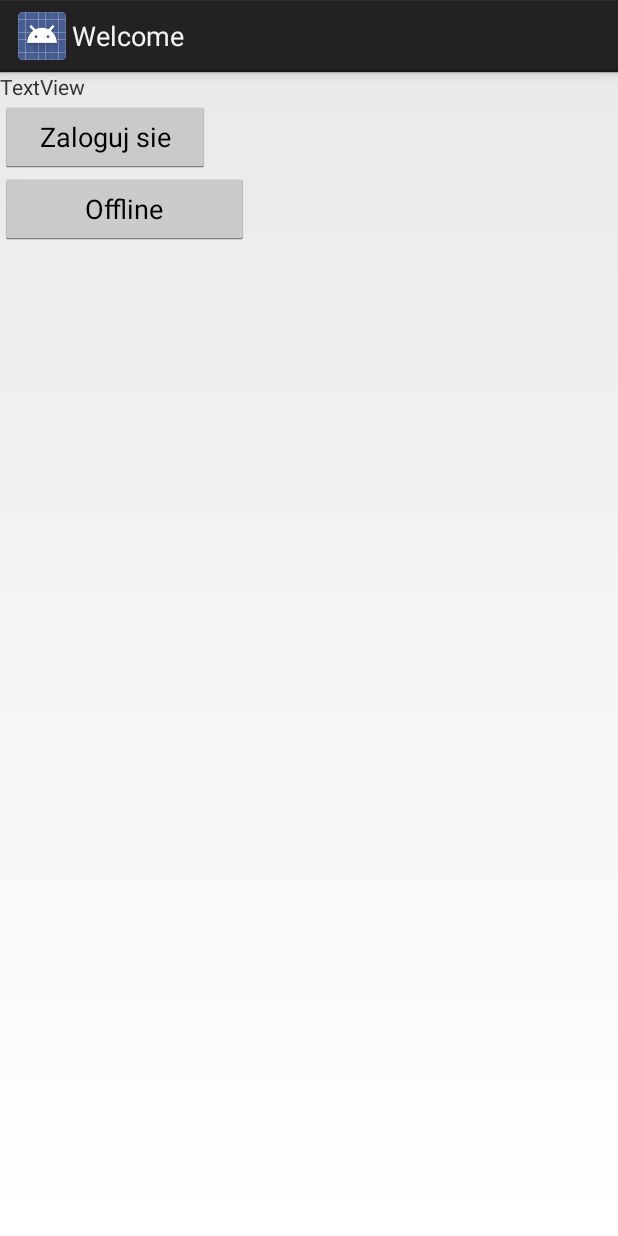
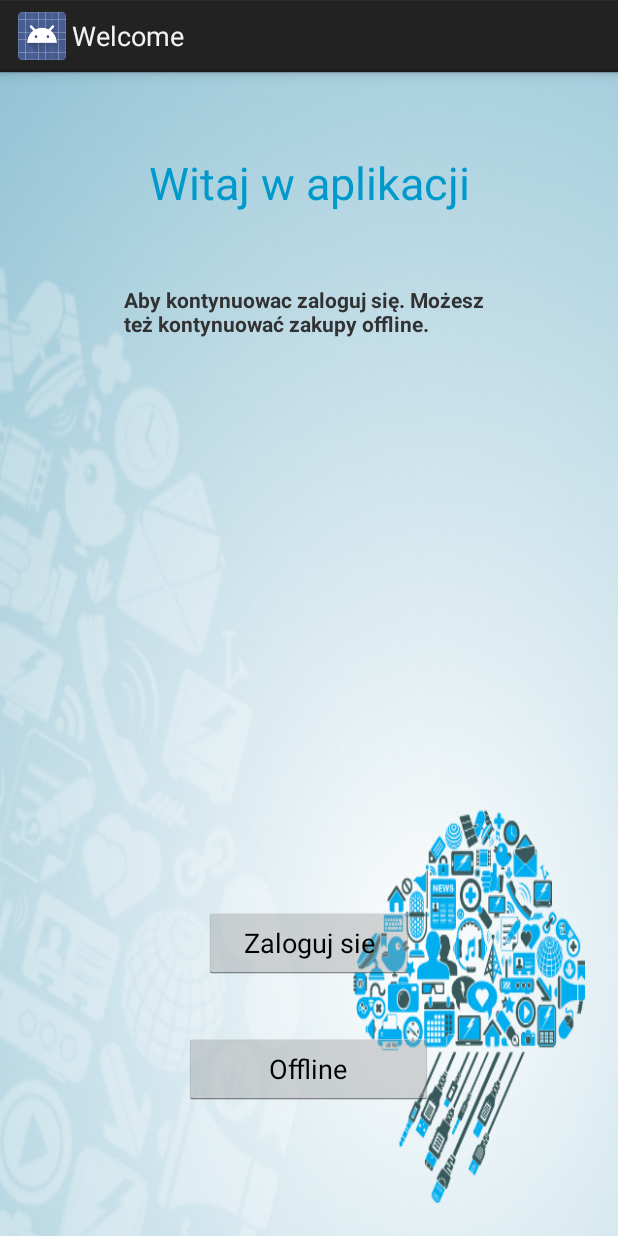
Before and after one commit to szewcu222/FMCG-Reader, an Android app: the screen it shows after launch (WelcomeActivity), on a phone screen of 412 x 824 dp. Run offline under Robolectric (Android 15) with nearby library versions, the phone set to English and light mode, and no system bars.

Commit message:
Publish to Azure

```diff
--- a/app/src/main/java/com/ap/fmcgr/HttpAsyncTask.java
+++ b/app/src/main/java/com/ap/fmcgr/HttpAsyncTask.java
@@ -66,8 +66,8 @@ public class HttpAsyncTask extends AsyncTask<String, Void, String> {
 
         // not working CHECK in
         //  C:\Users\Damian\source\repos\MarketNFC\.vs\config
-//        String connection = "http://192.168.0.20:58845/api/zamowienie";
-        String connection = "http://192.168.0.20:58845/api/zamowienie";
+        //String connection = "http://192.168.0.20:58845/api/zamowienie";
+        String connection = "http://marketnfc.azurewebsites.net/api/zamowienie";
         String content = "";
         InputStream is = null;
 
@@ -134,8 +134,8 @@ public class HttpAsyncTask extends AsyncTask<String, Void, String> {
             produkt.put("rfidTag", UID);
 //            produkt.put("dataWaznosci", prod.getDateOfRead().getTime().toString());
             produkt.put("producent", prod.getManufacturerName().toString());
-            produkt.put("globalnyNumerJednostkiHandlowej", 500);
-            produkt.put("numerPartiiProdukcyjnej",20);
+            produkt.put("globalnyNumerJednostkiHandlowej", prod.getGtinNumber().toString());
+            produkt.put("numerPartiiProdukcyjnej",prod.getSerialNumber());
             produkt.put("cena", prod.getAmount());
 
             produkty.put(produkt);
--- a/app/src/main/java/com/ap/fmcgr/ShoppingCartActivity.java
+++ b/app/src/main/java/com/ap/fmcgr/ShoppingCartActivity.java
@@ -219,6 +219,7 @@ public class ShoppingCartActivity extends Activity {
 		SharedPreferences sharedPref = getPreferences(Context.MODE_PRIVATE);
 		String user = DataHolder.getUserName();
 		String grupa = DataHolder.getGroupName();
+
 
 		JSONObject zamowienie = null;
 		if (user !=null) {
--- a/app/src/main/java/com/ap/fmcgr/WebViewActivity.java
+++ b/app/src/main/java/com/ap/fmcgr/WebViewActivity.java
@@ -27,7 +27,8 @@ public class WebViewActivity extends Activity{
 
         superWebView = (WebView) findViewById(R.id.myWebView);
 
-        String url = "https://192.168.0.20:44371/Account/Login";
+//        String url = "https://192.168.0.20:44371/Account/Login";
+        String url = "https://marketnfc.azurewebsites.net/Account/Login";
         superWebView.getSettings().setJavaScriptEnabled(true);
         superWebView.getSettings().setJavaScriptCanOpenWindowsAutomatically(true);
         superWebView.setWebViewClient(new MyWebViewClient());
@@ -63,6 +64,7 @@ public class WebViewActivity extends Activity{
         }
 
 
+
     }
 
     private class WebAppInterface {
--- a/app/src/main/res/layout/welcome_activity.xml
+++ b/app/src/main/res/layout/welcome_activity.xml
@@ -1,25 +1,50 @@
 <?xml version="1.0" encoding="utf-8"?>
-<LinearLayout xmlns:android="http://schemas.android.com/apk/res/android"
+<RelativeLayout xmlns:android="http://schemas.android.com/apk/res/android"
     xmlns:tools="http://schemas.android.com/tools"
-    android:orientation="vertical" android:layout_width="match_parent"
-    android:layout_height="match_parent">
+    android:layout_width="match_parent"
+    android:layout_height="match_parent"
+    android:background="@drawable/cloud_hd"
+    android:orientation="vertical">
 
     <TextView
         android:id="@+id/textView"
         android:layout_width="match_parent"
         android:layout_height="wrap_content"
-        android:text="TextView"
+        android:layout_alignParentStart="true"
+        android:layout_alignParentTop="true"
+        android:layout_marginTop="53dp"
+        android:gravity="center_horizontal"
+        android:text="Witaj w aplikacji"
+        android:textColor="?android:attr/colorActivatedHighlight"
+        android:textSize="30sp"
         tools:text="Witaj w aplikacji" />
 
     <Button
         android:id="@+id/btnLogin"
         android:layout_width="140dp"
         android:layout_height="wrap_content"
+        android:layout_alignParentBottom="true"
+        android:layout_centerHorizontal="true"
+        android:layout_marginBottom="171dp"
         android:text="Zaloguj sie" />
 
     <Button
         android:id="@+id/btnOffline"
         android:layout_width="166dp"
         android:layout_height="wrap_content"
+        android:layout_alignParentBottom="true"
+        android:layout_centerHorizontal="true"
+        android:layout_marginBottom="87dp"
         android:text="Offline" />
-</LinearLayout>
+
+    <TextView
+        android:id="@+id/textView3"
+        android:layout_width="246dp"
+        android:layout_height="59dp"
+        android:layout_alignParentTop="true"
+        android:layout_centerHorizontal="true"
+        android:layout_marginTop="142dp"
+        android:text="Aby kontynuowac zaloguj się. Możesz też kontynuować zakupy offline."
+        android:textStyle="bold" />
+
+</RelativeLayout>
```
Also changed, not shown: app/src/main/res/drawable-hdpi/cloud_hd.png (added), 75 other files.
